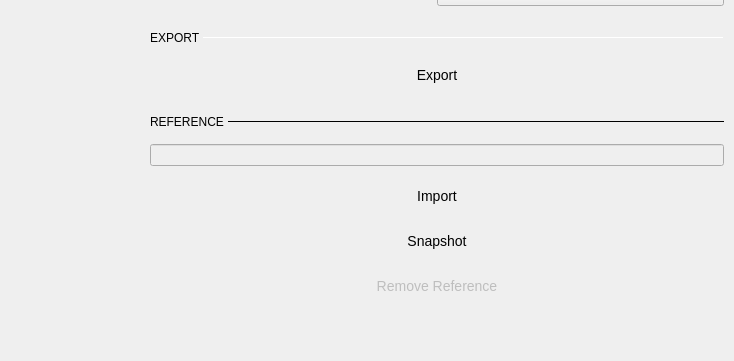
analogdevicesinc/scopy, file plugins/m2k/ui/network_analyzer.ui: the form before one commit; both pictures show x 454 to 1188 and y 203 to 564 of the 1188 by 694 pixel window.
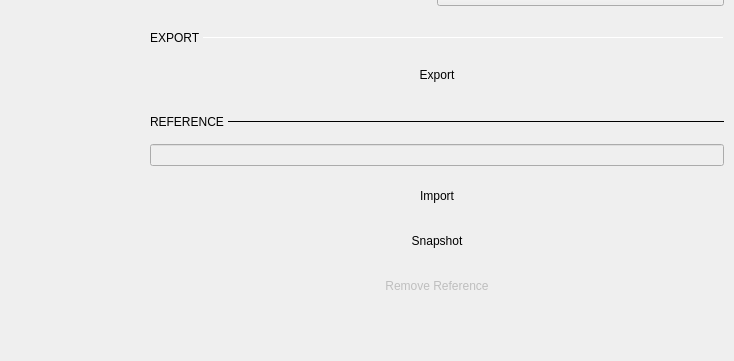
The form after the commit. The open tabs and pages were chosen to show the change. Icons and pictures are not drawn. Custom widgets are drawn as their Qt base class.

Commit message: gui / preferences: added experimental font scaling - other changes for a more seamless scaling

Patch:
```diff
--- a/plugins/m2k/ui/network_analyzer.ui
+++ b/plugins/m2k/ui/network_analyzer.ui
@@ -2421,7 +2421,6 @@
   max-height: 30px;
 
   border: 0px;
-  font-size: 14px;
 }</string>
                          </property>
                          <property name="text">
@@ -2547,9 +2546,7 @@
   min-height: 30px;
   max-height: 30px;
 
-  border: 0px;f;
-
-  font-size: 14px;
+  border: 0px;
 }</string>
                            </property>
                            <property name="text">
@@ -2584,8 +2581,6 @@
   max-height: 30px;
 
   border: 0px;
-
-  font-size: 14px;
 }</string>
                            </property>
                            <property name="text">
@@ -2623,7 +2618,6 @@
   max-height: 30px;
 
   border: 0px;
-  font-size: 14px;
 }</string>
                            </property>
                            <property name="text">
```
Left out of the diff: 4 changed lines with no effect on the pictures. The commit also changes 34 other files.
